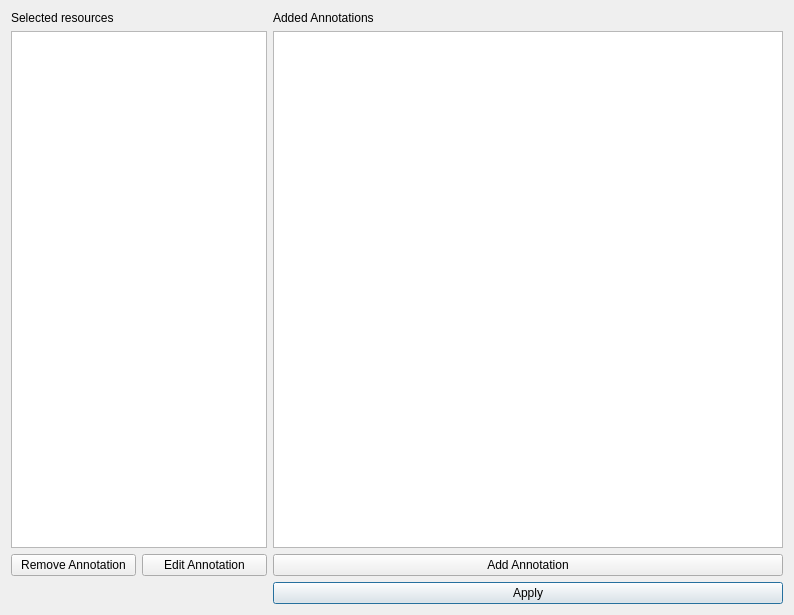
Above: dialogs/ui/annotationdialog.ui from situx/geowebannotation before the change. Below: the same form after it.
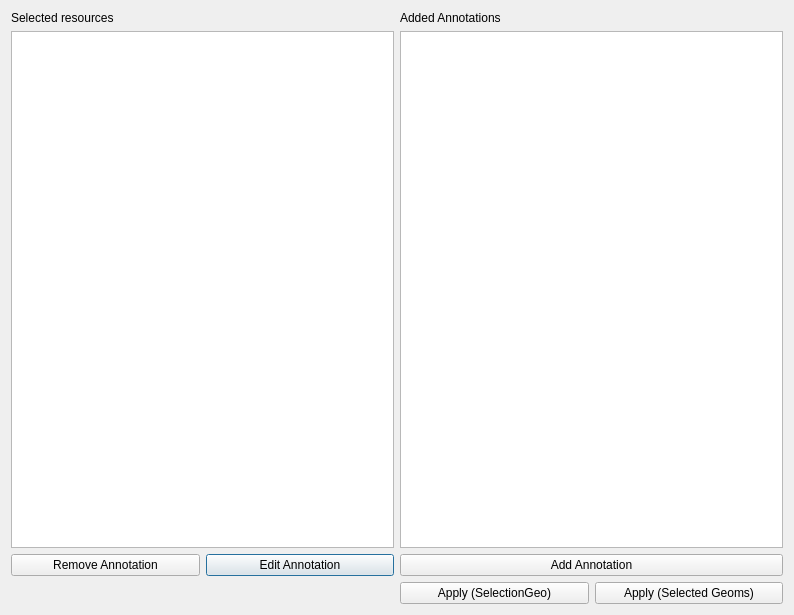
That is the form after the change.

Diff of the .ui file:
```diff
--- a/dialogs/ui/annotationdialog.ui
+++ b/dialogs/ui/annotationdialog.ui
@@ -14,26 +14,6 @@
    <string>Annotation Dialog</string>
   </property>
   <layout class="QGridLayout" name="gridLayout">
-   <item row="0" column="2">
-    <widget class="QLabel" name="annotationsToAddLabel">
-     <property name="text">
-      <string>Added Annotations</string>
-     </property>
-    </widget>
-   </item>
-   <item row="1" column="0" colspan="2">
-    <widget class="QListView" name="selectionListView"/>
-   </item>
-   <item row="3" column="2">
-    <widget class="QPushButton" name="applyButton">
-     <property name="text">
-      <string>Apply</string>
-     </property>
-    </widget>
-   </item>
-   <item row="1" column="2">
-    <widget class="QListView" name="annotationListView"/>
-   </item>
    <item row="0" column="0" colspan="2">
     <widget class="QLabel" name="selectedResourcesLabel">
      <property name="text">
@@ -41,27 +21,54 @@
      </property>
     </widget>
    </item>
-   <item row="2" column="2">
-    <widget class="QPushButton" name="addAnnotationButton">
+   <item row="0" column="2">
+    <widget class="QLabel" name="annotationsToAddLabel">
      <property name="text">
-      <string>Add Annotation</string>
+      <string>Added Annotations</string>
      </property>
     </widget>
    </item>
-   <item row="2" column="1">
+   <item row="3" column="1">
     <widget class="QPushButton" name="editAnnotationButton">
      <property name="text">
       <string>Edit Annotation</string>
      </property>
     </widget>
    </item>
-   <item row="2" column="0">
+   <item row="4" column="2">
+    <widget class="QPushButton" name="applySelectionGeoButton">
+     <property name="text">
+      <string>Apply (SelectionGeo)</string>
+     </property>
+    </widget>
+   </item>
+   <item row="2" column="0" colspan="2">
+    <widget class="QListView" name="selectionListView"/>
+   </item>
+   <item row="3" column="0">
     <widget class="QPushButton" name="removeAnnotationButton">
      <property name="text">
       <string>Remove Annotation</string>
      </property>
     </widget>
    </item>
+   <item row="4" column="3">
+    <widget class="QPushButton" name="applySelectedGeomsButton">
+     <property name="text">
+      <string>Apply (Selected Geoms)</string>
+     </property>
+    </widget>
+   </item>
+   <item row="3" column="2" colspan="2">
+    <widget class="QPushButton" name="addAnnotationButton">
+     <property name="text">
+      <string>Add Annotation</string>
+     </property>
+    </widget>
+   </item>
+   <item row="2" column="2" colspan="2">
+    <widget class="QListView" name="annotationListView"/>
+   </item>
   </layout>
  </widget>
  <resources/>
```
